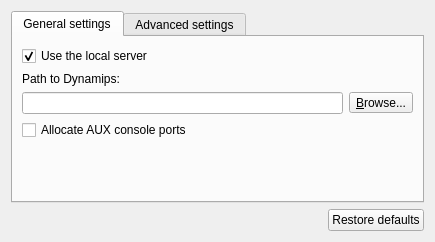
Qt form gns3/modules/dynamips/ui/dynamips_preferences_page.ui (GNS3/gns3-gui) before a commit.
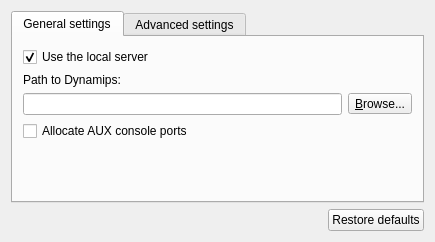
The same form after that commit.

Commit message: Force content margins for tab layouts.

```diff
--- a/gns3/modules/dynamips/ui/dynamips_preferences_page.ui
+++ b/gns3/modules/dynamips/ui/dynamips_preferences_page.ui
@@ -24,6 +24,9 @@
        <string>General settings</string>
       </attribute>
       <layout class="QVBoxLayout" name="verticalLayout_2">
+       <property name="margin">
+        <number>10</number>
+       </property>
        <item>
         <widget class="QCheckBox" name="uiUseLocalServercheckBox">
          <property name="text">
```
Left out of the diff: 3 changed lines with no effect on the pictures. The commit also changes 20 other files.
